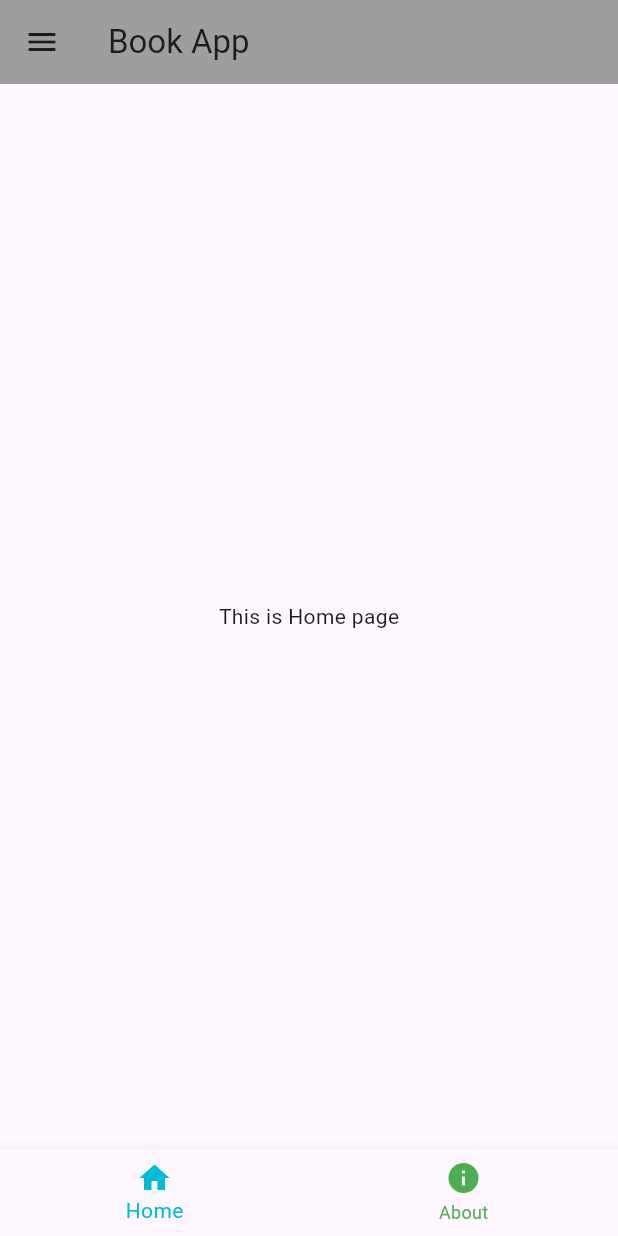
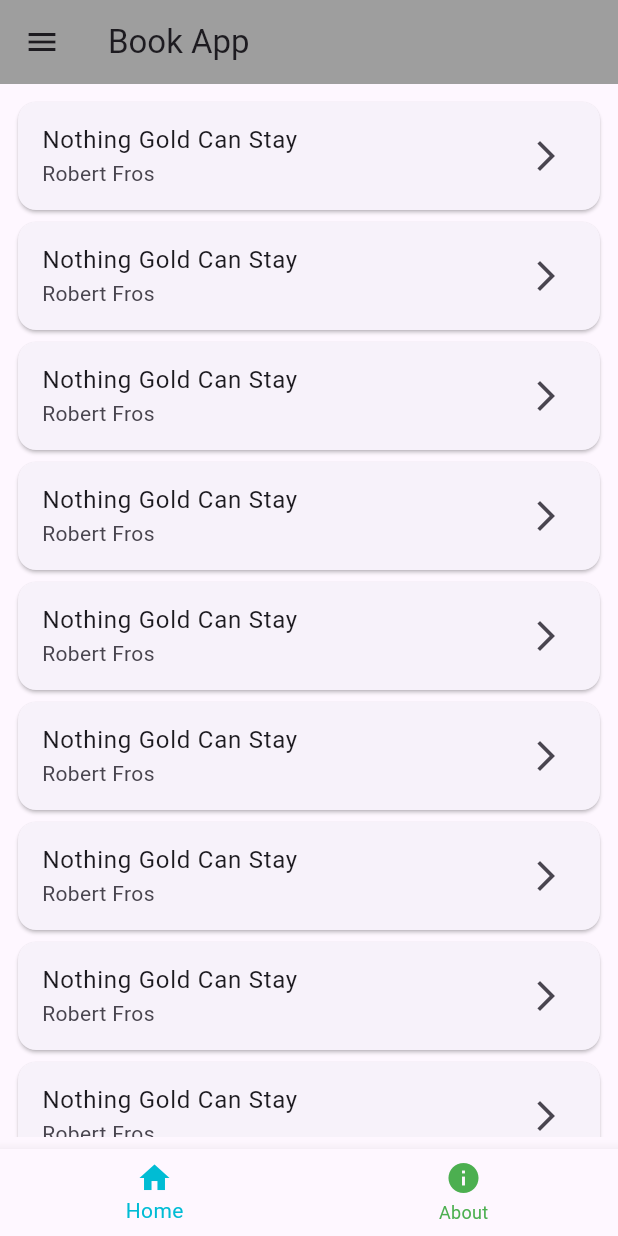
Before and after one commit to MamunJoy/Book_App, a Flutter app: the screen it shows after launch, on a phone screen of 412 x 824 dp. Run offline on Flutter 3.47's test engine with Material 3 defaults, Android fonts, the phone set to English and light mode, and no system bars; our stand-ins replace share_plus; missing offline and left inert: clipboard.

Commit message:
Home Page Complete

```diff
--- a/lib/buttom_nav_bar.dart
+++ b/lib/buttom_nav_bar.dart
@@ -21,6 +21,9 @@ class _BottomNavBarState extends State<BottomNavBar> {
       ),
 
       drawer: Drawer(
+        shape: RoundedRectangleBorder(
+          borderRadius: BorderRadius.zero,
+        ),
         child: Column(
           children: [
 
--- a/lib/home_page.dart
+++ b/lib/home_page.dart
@@ -1,3 +1,6 @@
+import 'package:book_app/poem_model.dart';
+import 'package:book_app/poem_source.dart';
+import 'package:book_app/poem_view_page.dart';
 import 'package:flutter/material.dart';
 
 class HomePage extends StatefulWidget {
@@ -11,8 +14,26 @@ class _HomePageState extends State<HomePage> {
   @override
   Widget build(BuildContext context) {
     return Scaffold(
-      body: Center(
-        child: Text("This is Home page"),
+      body: Padding(
+        padding: const EdgeInsets.all(8.0),
+        child: Center(
+          child: ListView.builder(
+              itemCount: PoemSource.poem.length,
+              itemBuilder: (context,index){
+                PoemModel Poem = PoemSource.poem[index];
+                return Card(
+                  child: ListTile(
+                    title: Text(Poem.PoemName),
+                    subtitle: Text(Poem.WriterName),
+                    trailing: Icon(Icons.arrow_forward_ios),
+
+                    onTap: (){
+                      Navigator.push(context, MaterialPageRoute(builder: (_)=> PoemViewPage(Poem.Poem,Poem.PoemName)));
+                    },
+                  )
+                );
+              }),
+        ),
       ),
     );
   }
--- /dev/null
+++ b/lib/poem_model.dart
@@ -0,0 +1,9 @@
+class PoemModel{
+
+  String PoemName;
+  String WriterName;
+  String Poem;
+
+  PoemModel(this.PoemName, this.WriterName,this.Poem);
+
+}
--- /dev/null
+++ b/lib/poem_source.dart
@@ -0,0 +1,27 @@
+import 'package:book_app/poem_model.dart';
+
+class PoemSource{
+
+ static List<PoemModel> poem= [
+    PoemModel("Nothing Gold Can Stay", "Robert Fros", ''' Nature's first green is gold,Her hardest hue to hold.Her early leaf's a flower;But only so an hour.Then leaf subsides to leaf.So Eden sank to grief,So dawn goes down to day.Nothing gold can stay '''),
+    PoemModel("Nothing Gold Can Stay", "Robert Fros", ''' Nature's first green is gold,Her hardest hue to hold.Her early leaf's a flower;But only so an hour.Then leaf subsides to leaf.So Eden sank to grief,So dawn goes down to day.Nothing gold can stay '''),
+    PoemModel("Nothing Gold Can Stay", "Robert Fros", ''' Nature's first green is gold,Her hardest hue to hold.Her early leaf's a flower;But only so an hour.Then leaf subsides to leaf.So Eden sank to grief,So dawn goes down to day.Nothing gold can stay '''),
+    PoemModel("Nothing Gold Can Stay", "Robert Fros", ''' Nature's first green is gold,Her hardest hue to hold.Her early leaf's a flower;But only so an hour.Then leaf subsides to leaf.So Eden sank to grief,So dawn goes down to day.Nothing gold can stay '''),
+    PoemModel("Nothing Gold Can Stay", "Robert Fros", ''' Nature's first green is gold,Her hardest hue to hold.Her early leaf's a flower;But only so an hour.Then leaf subsides to leaf.So Eden sank to grief,So dawn goes down to day.Nothing gold can stay '''),
+    PoemModel("Nothing Gold Can Stay", "Robert Fros", ''' Nature's first green is gold,Her hardest hue to hold.Her early leaf's a flower;But only so an hour.Then leaf subsides to leaf.So Eden sank to grief,So dawn goes down to day.Nothing gold can stay '''),
+    PoemModel("Nothing Gold Can Stay", "Robert Fros", ''' Nature's first green is gold,Her hardest hue to hold.Her early leaf's a flower;But only so an hour.Then leaf subsides to leaf.So Eden sank to grief,So dawn goes down to day.Nothing gold can stay '''),
+    PoemModel("Nothing Gold Can Stay", "Robert Fros", ''' Nature's first green is gold,Her hardest hue to hold.Her early leaf's a flower;But only so an hour.Then leaf subsides to leaf.So Eden sank to grief,So dawn goes down to day.Nothing gold can stay '''),
+    PoemModel("Nothing Gold Can Stay", "Robert Fros", ''' Nature's first green is gold,Her hardest hue to hold.Her early leaf's a flower;But only so an hour.Then leaf subsides to leaf.So Eden sank to grief,So dawn goes down to day.Nothing gold can stay '''),
+    PoemModel("Nothing Gold Can Stay", "Robert Fros", ''' Nature's first green is gold,Her hardest hue to hold.Her early leaf's a flower;But only so an hour.Then leaf subsides to leaf.So Eden sank to grief,So dawn goes down to day.Nothing gold can stay '''),
+    PoemModel("Nothing Gold Can Stay", "Robert Fros", ''' Nature's first green is gold,Her hardest hue to hold.Her early leaf's a flower;But only so an hour.Then leaf subsides to leaf.So Eden sank to grief,So dawn goes down to day.Nothing gold can stay '''),
+    PoemModel("Nothing Gold Can Stay", "Robert Fros", ''' Nature's first green is gold,Her hardest hue to hold.Her early leaf's a flower;But only so an hour.Then leaf subsides to leaf.So Eden sank to grief,So dawn goes down to day.Nothing gold can stay '''),
+    PoemModel("Nothing Gold Can Stay", "Robert Fros", ''' Nature's first green is gold,Her hardest hue to hold.Her early leaf's a flower;But only so an hour.Then leaf subsides to leaf.So Eden sank to grief,So dawn goes down to day.Nothing gold can stay '''),
+    PoemModel("Nothing Gold Can Stay", "Robert Fros", ''' Nature's first green is gold,Her hardest hue to hold.Her early leaf's a flower;But only so an hour.Then leaf subsides to leaf.So Eden sank to grief,So dawn goes down to day.Nothing gold can stay '''),
+    PoemModel("Nothing Gold Can Stay", "Robert Fros", ''' Nature's first green is gold,Her hardest hue to hold.Her early leaf's a flower;But only so an hour.Then leaf subsides to leaf.So Eden sank to grief,So dawn goes down to day.Nothing gold can stay '''),
+    PoemModel("Nothing Gold Can Stay", "Robert Fros", ''' Nature's first green is gold,Her hardest hue to hold.Her early leaf's a flower;But only so an hour.Then leaf subsides to leaf.So Eden sank to grief,So dawn goes down to day.Nothing gold can stay '''),
+    PoemModel("Nothing Gold Can Stay", "Robert Fros", ''' Nature's first green is gold,Her hardest hue to hold.Her early leaf's a flower;But only so an hour.Then leaf subsides to leaf.So Eden sank to grief,So dawn goes down to day.Nothing gold can stay '''),
+    PoemModel("Nothing Gold Can Stay", "Robert Fros", ''' Nature's first green is gold,Her hardest hue to hold.Her early leaf's a flower;But only so an hour.Then leaf subsides to leaf.So Eden sank to grief,So dawn goes down to day.Nothing gold can stay '''),
+
+  ];
+
+}
--- a/pubspec.yaml
+++ b/pubspec.yaml
@@ -46,6 +46,9 @@ dev_dependencies:
   # package. See that file for information about deactivating specific lint
   # rules and activating additional ones.
   flutter_lints: ^3.0.0
+  clipboard: ^0.1.3
+  share_plus: ^9.0.0
+  fluttertoast: ^8.2.6
 
 # For information on the generic Dart part of this file, see the
 # following page: https://dart.dev/tools/pub/pubspec
```
Also changed, not shown: lib/poem_view_page.dart (added, +56 -0 lines), pubspec.lock, 5 other files.
